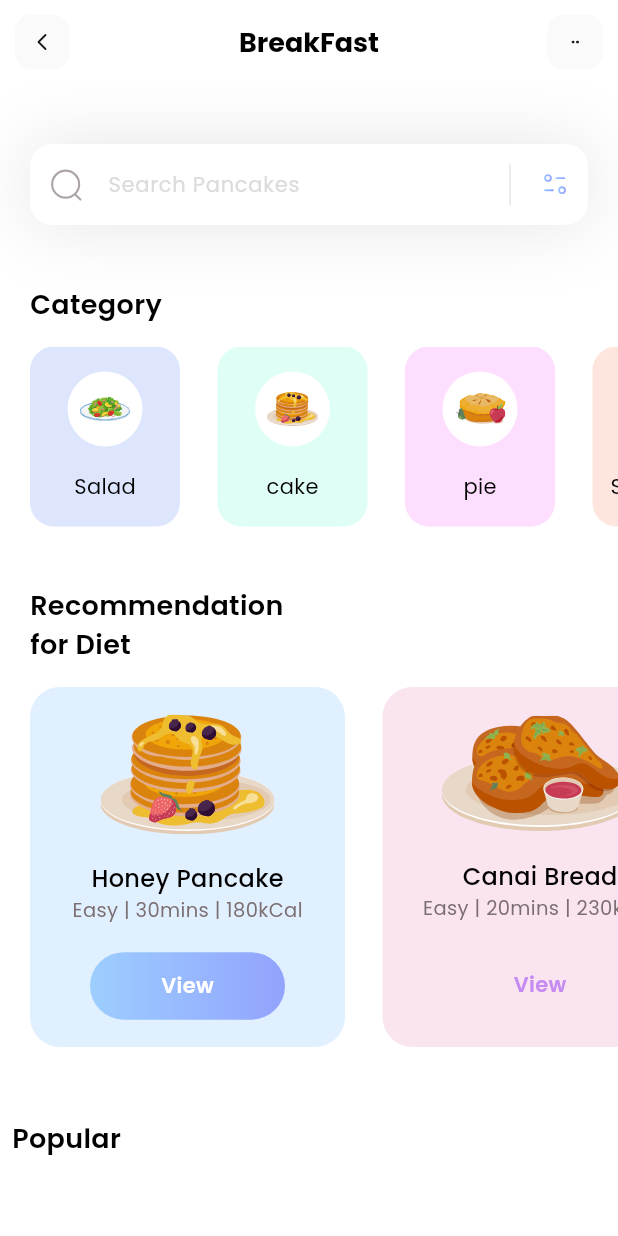
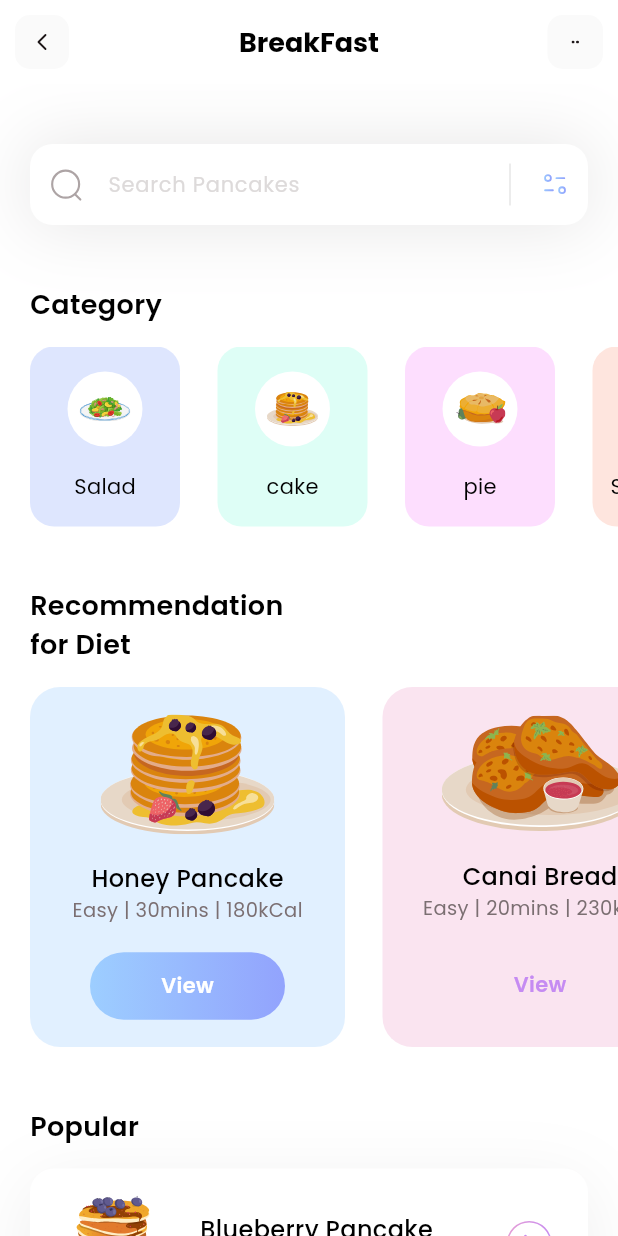
Before and after one commit to SuperiorSam22/flutter_Menu, a Flutter app: the screen it shows after launch, on a phone screen of 412 x 824 dp. Run offline on Flutter 3.47's test engine with Material 3 defaults, Android fonts, the phone set to English and light mode, and no system bars; our stand-ins replace flutter_svg.

Commit message:
popular items list added

```diff
--- a/lib/pages/home.dart
+++ b/lib/pages/home.dart
@@ -2,7 +2,6 @@ import 'package:fitness/models/category_model.dart';
 import 'package:fitness/models/diet_model.dart';
 import 'package:fitness/models/popular_model.dart';
 import 'package:flutter/material.dart';
-import 'package:flutter/widgets.dart';
 import 'package:flutter_svg/flutter_svg.dart';
 
   class HomePage extends StatefulWidget {
@@ -47,29 +46,102 @@ class _HomePageState extends State<HomePage> {
       body: ListView(
         children: [
           _searchField(),
-          SizedBox(height: 40,),
+          const SizedBox(height: 40,),
           _categoriesSection(),
-          SizedBox(height: 40,),
+          const SizedBox(height: 40,),
           _dietSection(),
-          SizedBox(height: 40,),
-          Column(
+          const SizedBox(height: 40,),
+          _popularSection(),
+          const SizedBox(height: 40,),
+        ],
+      ),
+    );
+  }
+
+  Column _popularSection() {
+    return Column(
           crossAxisAlignment: CrossAxisAlignment.start,
           children: [
-              Padding(
-                padding: const EdgeInsets.all(8.0),
+            const Padding(
+              padding: EdgeInsets.only(left: 20),
               child: Text(
                 'Popular',
                  style: TextStyle(
                   color: Colors.black,
-                    fontWeight: FontWeight.w600,
                   fontSize: 18,
+                  fontWeight: FontWeight.w600
                 ),
+              ),
+            ),
+            const SizedBox(height: 15,),
+            ListView.separated(
+              itemCount: popularDiets.length,
+              shrinkWrap: true,
+              separatorBuilder: (context, index) => const SizedBox(height: 25,),
+              padding: const EdgeInsets.only(
+                left: 20,
+                right: 20
+              ),
+              itemBuilder: (context, index) {
+                return Container(
+                  height: 100,
+                  decoration: BoxDecoration(
+                    color: popularDiets[index].boxIsSelected ?
+                     Colors.white : Colors.transparent,
+                    borderRadius: BorderRadius.circular(16),
+                    boxShadow: popularDiets[index].boxIsSelected ? [
+                      BoxShadow(
+                        color: const Color(0xff1D1617).withOpacity(0.07),
+                        offset: const Offset(0, 10),
+                        blurRadius: 40,
+                        spreadRadius: 0
+                      )
+                    ] : []
+                  ),
+                  child: Row(
+                    mainAxisAlignment: MainAxisAlignment.spaceEvenly,
+                    children: [
+                      SvgPicture.asset(
+                        popularDiets[index].iconPath,
+                        width: 65,
+                        height: 65,
+                      ),
+                      Column(
+                        mainAxisAlignment: MainAxisAlignment.center,
+                        crossAxisAlignment: CrossAxisAlignment.start,
+                        children: [
+                          Text(
+                            popularDiets[index].name,
+                            style: const TextStyle(
+                              fontWeight: FontWeight.w500,
+                              color: Colors.black,
+                              fontSize: 16
+                            ),
+                          ),
+                          Text(
+                            '${popularDiets[index].level} | ${popularDiets[index].duration} | ${popularDiets[index].calorie}',
+                            style: const TextStyle(
+                              color: Color(0xff7B6F72),
+                              fontSize: 13,
+                              fontWeight: FontWeight.w400
+                            ),
+                          ),
+                        ],
+                      ),
+                      GestureDetector(
+                        onTap: (){},
+                        child: SvgPicture.asset(
+                          'assets/icons/button.svg',
+                          width: 30,
+                          height: 30,
                         ),
                       )
                     ],
+                  ),
+                );
+              },
             )
           ],
-      ),
         );
   }
 
@@ -77,8 +149,8 @@ class _HomePageState extends State<HomePage> {
     return Column(
           crossAxisAlignment: CrossAxisAlignment.start,
           children: [
-            Padding(
-              padding: const EdgeInsets.only(left: 20.0),
+            const Padding(
+              padding: EdgeInsets.only(left: 20.0),
               child: Text(
                 'Recommendation\nfor Diet',
                 style: TextStyle(
@@ -88,7 +160,7 @@ class _HomePageState extends State<HomePage> {
                 ),
               ),
             ),
-            SizedBox(height: 15,),
+            const SizedBox(height: 15,),
             Container(
               color: Colors.white,
               height: 240,
@@ -108,15 +180,15 @@ class _HomePageState extends State<HomePage> {
                           children: [
                             Text(
                               diets[index].name,
-                              style: TextStyle(
+                              style: const TextStyle(
                                 fontWeight: FontWeight.w500,
                                 color: Colors.black,
                                 fontSize: 16,
                               ),
                             ),
                             Text(
-                              diets[index].level + ' | ' + diets[index].duration + ' | ' + diets[index].calorie,
-                              style: TextStyle(
+                              '${diets[index].level} | ${diets[index].duration} | ${diets[index].calorie}',
+                              style: const TextStyle(
                                 color: Color(0xff7B6F72),
                                 fontSize: 13,
                                 fontWeight: FontWeight.w400,
@@ -127,25 +199,25 @@ class _HomePageState extends State<HomePage> {
                         Container(
                           height: 45,
                           width: 130,
+                          decoration: BoxDecoration(
+                            gradient: LinearGradient(
+                              colors: [
+                                diets[index].viewIsSelected ? const Color(0xff9DCEFF) : Colors.transparent,
+                                diets[index].viewIsSelected ? const Color(0xff92A3FD) : Colors.transparent,
+
+                              ]
+                            ),
+                            borderRadius: BorderRadius.circular(50),
+                          ),
                           child: Center(
                             child: Text(
                               'View',
                               style: TextStyle(
-                                color: diets[index].viewIsSelected ? Colors.white : Color(0xffC58BF2),
+                                color: diets[index].viewIsSelected ? Colors.white : const Color(0xffC58BF2),
                                 fontSize: 14,
                                 fontWeight: FontWeight.w600,
                               ),
                             ),
-                            ),
-                          decoration: BoxDecoration(
-                            gradient: LinearGradient(
-                              colors: [
-                                diets[index].viewIsSelected ? Color(0xff9DCEFF) : Colors.transparent,
-                                diets[index].viewIsSelected ? Color(0xff92A3FD) : Colors.transparent,
-
-                              ]
-                            ),
-                            borderRadius: BorderRadius.circular(50),
                             ),
 
                         )
@@ -153,10 +225,10 @@ class _HomePageState extends State<HomePage> {
                     ),
                   );
                 },
-                separatorBuilder: (context, index) => SizedBox(width: 25,),
+                separatorBuilder: (context, index) => const SizedBox(width: 25,),
                 itemCount: diets.length,
                 scrollDirection: Axis.horizontal,
-                padding: EdgeInsets.only(
+                padding: const EdgeInsets.only(
                   left: 20,
                   right: 20,
                 ),
@@ -170,8 +242,8 @@ class _HomePageState extends State<HomePage> {
     return Column(
           crossAxisAlignment: CrossAxisAlignment.start,
           children: [
-            Padding(
-              padding: const EdgeInsets.only(left: 20),
+            const Padding(
+              padding: EdgeInsets.only(left: 20),
               child: Text(
                 'Category',
                 style: TextStyle(
@@ -181,17 +253,17 @@ class _HomePageState extends State<HomePage> {
                 ),
               ),
             ),
-            SizedBox(height: 15,),
-            Container(
+            const SizedBox(height: 15,),
+            SizedBox(
               height: 120,
               child: ListView.separated(
                 itemCount: categories.length,
                 scrollDirection: Axis.horizontal,
-                padding: EdgeInsets.only(
+                padding: const EdgeInsets.only(
                   left: 20,
                   right: 20,
                 ),
-                separatorBuilder: (context, index) => SizedBox(width: 25,),
+                separatorBuilder: (context, index) => const SizedBox(width: 25,),
                 itemBuilder: (context, index) {
                   return Container(
                     width: 100,
@@ -205,7 +277,7 @@ class _HomePageState extends State<HomePage> {
                         Container(
                           width: 50,
                           height: 50,
-                          decoration: BoxDecoration(
+                          decoration: const BoxDecoration(
                             color: Colors.white,
                             shape: BoxShape.circle,
                           ),
@@ -216,7 +288,7 @@ class _HomePageState extends State<HomePage> {
                         ),
                         Text(
                           categories[index].name,
-                          style: TextStyle(
+                          style: const TextStyle(
                             fontWeight: FontWeight.w400,
                             fontSize: 14,
                             color: Colors.black,
@@ -234,11 +306,11 @@ class _HomePageState extends State<HomePage> {
 
   Container _searchField() {
     return Container(
-          margin: EdgeInsets.only(top:40, left: 20, right: 20),
+          margin: const EdgeInsets.only(top:40, left: 20, right: 20),
           decoration: BoxDecoration(
             boxShadow: [
               BoxShadow(
-                color: Color(0xff1D1617).withOpacity(0.11),
+                color: const Color(0xff1D1617).withOpacity(0.11),
                 blurRadius: 40,
                 spreadRadius: 0.0,
               )
@@ -248,9 +320,9 @@ class _HomePageState extends State<HomePage> {
             decoration: InputDecoration(
               filled: true,
               fillColor: Colors.white,
-              contentPadding: EdgeInsets.all(15),
+              contentPadding: const EdgeInsets.all(15),
               hintText: 'Search Pancakes',
-              hintStyle: TextStyle(
+              hintStyle: const TextStyle(
                 color: Color(0xffDDDADA),
                 fontSize: 14,
               ),
@@ -258,13 +330,13 @@ class _HomePageState extends State<HomePage> {
                 padding: const EdgeInsets.all(12.0),
                 child: SvgPicture.asset('assets/icons/Search.svg'),
               ),
-              suffixIcon: Container(
+              suffixIcon: SizedBox(
                 width: 100,
                 child: IntrinsicHeight(
                   child: Row(
                   mainAxisAlignment: MainAxisAlignment.end,
                   children: [
-                    VerticalDivider(
+                    const VerticalDivider(
                       color: Colors.black,
                       thickness: 0.1,
                       indent: 10,
@@ -289,7 +361,7 @@ class _HomePageState extends State<HomePage> {
 
   AppBar appBar() {
     return AppBar(
-        title: Text(
+        title: const Text(
         'BreakFast',
         style: TextStyle(color: Colors.black,
         fontSize: 18,
@@ -305,27 +377,27 @@ class _HomePageState extends State<HomePage> {
 
         child: Container(
           alignment: Alignment.center,
-          margin: EdgeInsets.all(10),
-          child: SvgPicture.asset('assets/icons/Arrow - Left 2.svg'),
+          margin: const EdgeInsets.all(10),
           decoration: BoxDecoration(
             color: Colors.grey[50],
             borderRadius: BorderRadius.circular(10)
           ),
+          child: SvgPicture.asset('assets/icons/Arrow - Left 2.svg'),
         ),
         ),
         actions: [
           GestureDetector(
             child: Container(
-              margin: EdgeInsets.all(10),
+              margin: const EdgeInsets.all(10),
               alignment: Alignment.center,
               width: 37,
+              decoration: BoxDecoration(
+                color: Colors.grey[50],
+                borderRadius: BorderRadius.circular(10)
+                ),
               child: SvgPicture.asset('assets/icons/dots.svg',
               height: 5,
               width: 5,
-              ),
-              decoration: BoxDecoration(
-                color: Colors.grey[50],
-                borderRadius: BorderRadius.circular(10)
               ),
             )
           )
```
Lines whose indentation alone changed are shown as unchanged.
